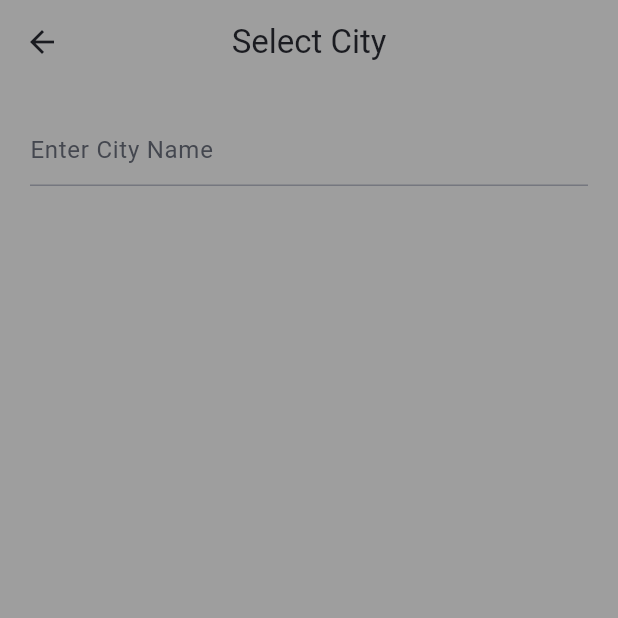
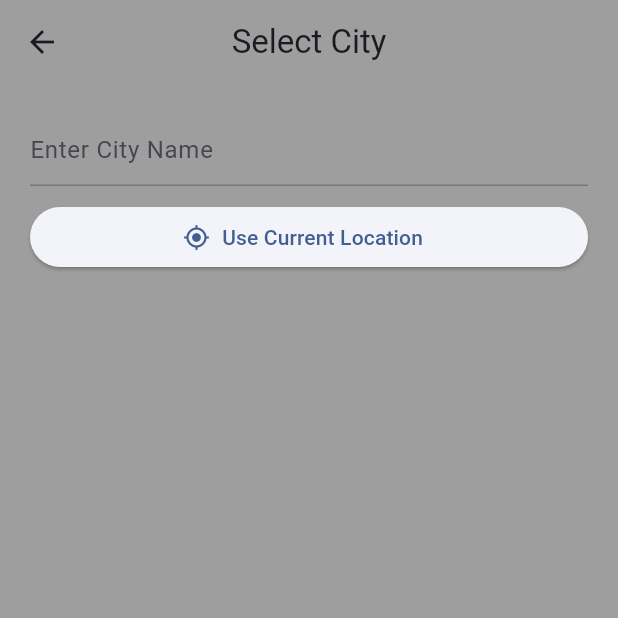
Before and after one commit to hasibsakib1/weather4u, a Flutter app: the SelectCityPage screen opened directly, on a phone screen of 412 x 824 dp, the top half of it. Run offline on Flutter 3.47's test engine with Material 3 defaults, Android fonts, the phone set to English and light mode, and no system bars; our stand-ins replace dio, flutter_riverpod, geolocator, shimmer.

Commit message:
Added use current location in the search screen

```diff
--- a/lib/ui/homepage.dart
+++ b/lib/ui/homepage.dart
@@ -1,10 +1,10 @@
 import 'package:flutter/material.dart';
 import 'package:flutter_riverpod/flutter_riverpod.dart';
 import 'package:shimmer/shimmer.dart';
-import 'package:weather4u/ui/common/forecast_elements_container.dart';
-import 'package:weather4u/ui/common/weather_elements_container.dart';
-import 'package:weather4u/ui/common/weather_elements_shimmer.dart';
 
+import 'forecast_elements_container.dart';
+import 'common/weather_elements_container.dart';
+import 'common/weather_elements_shimmer.dart';
 import '../data/air_quality_controller.dart';
 import '../data/current_city.dart';
 import '../data/current_weather_controller.dart';
--- a/lib/ui/select_city_page.dart
+++ b/lib/ui/select_city_page.dart
@@ -55,7 +55,21 @@ class _SelectCityPageState extends ConsumerState<SelectCityPage> {
               //     }
               //   },
               // ),
-              const SizedBox(height: 20),
+              Container(
+                margin: const EdgeInsets.symmetric(vertical: 10),
+                width: double.infinity,
+                child: ElevatedButton.icon(
+                  onPressed: () {
+                    ref.invalidate(currentWeatherProvider);
+                    ref.invalidate(currentCityProvider);
+                    ref.read(currentWeatherProvider);
+                    ref.read(currentCityProvider);
+                    Navigator.pop(context);
+                  },
+                  label: const Text('Use Current Location'),
+                  icon: const Icon(Icons.my_location),
+                ),
+              ),
               geoLocation.when(
                 data: (data) {
                   return Column(
```
Also changed, not shown: lib/ui/forecast_elements_container.dart (renamed from lib/ui/common/forecast_elements_container.dart, +9 -9 lines).
